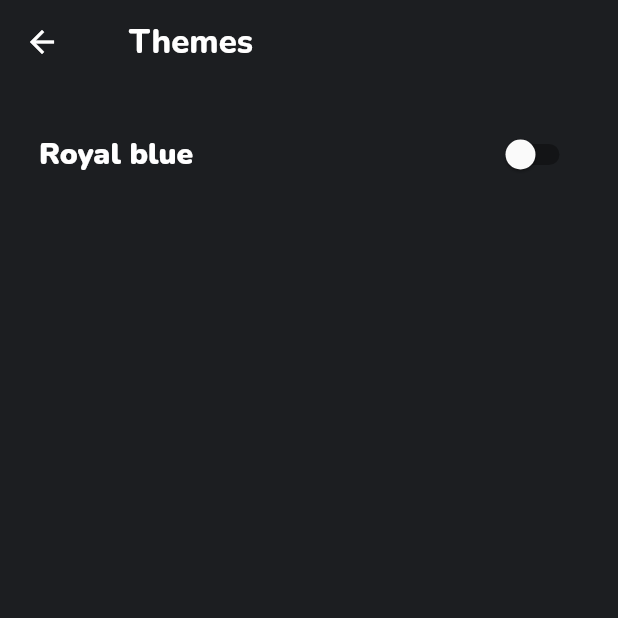
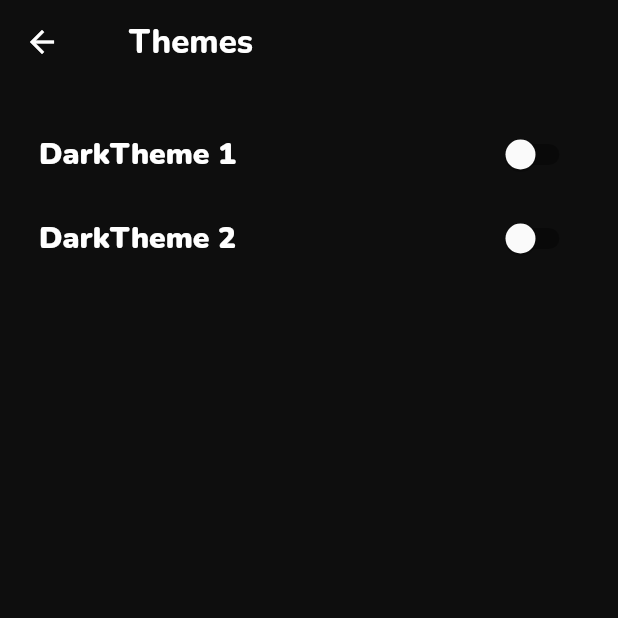
Before and after one commit to yogesh-hackx/Unknown_startup, a Flutter app: the Themes screen opened directly, on a phone screen of 412 x 824 dp, the top half of it. Run offline on Flutter 3.47's test engine with Material 2 defaults, Android fonts, the light colour scheme and no system bars; our stand-ins replace animated_theme_switcher, badges, cached_network_image, chewie, cloud_firestore, file_picker and 16 more; missing offline and left inert: agora_rtc_engine, chat_pickers, flutter_downloader, video_compress, video_thumbnail; accounts and stored records are empty.

Commit message:
theme added

```diff
--- a/lib/main.dart
+++ b/lib/main.dart
@@ -69,25 +69,25 @@ class _MyAppState extends State<MyApp> with WidgetsBindingObserver {
     iconTheme: IconThemeData(
       color: Colors.white,
     ),
-    scaffoldBackgroundColor: Color.fromRGBO(28, 30, 33, 1),
+    scaffoldBackgroundColor: Color.fromRGBO(14, 14, 14, 1),
     appBarTheme: AppBarTheme(
-      color: const Color.fromRGBO(28, 30, 33, 1),
+      color: const Color.fromRGBO(14, 14, 14, 1),
       iconTheme: IconThemeData(
         color: Colors.white,
       ),
     ),
     cardTheme: CardTheme(
-      color: const Color.fromRGBO(64, 72, 92, 1),
+      color: const Color.fromRGBO(29, 30, 34, 1),
     ),
     bannerTheme: MaterialBannerThemeData(
-      backgroundColor: const Color.fromRGBO(76, 147, 241, 1),
+      backgroundColor: const Color.fromRGBO(71, 211, 255, 1),
     ),
     floatingActionButtonTheme: FloatingActionButtonThemeData(
       backgroundColor: const Color.fromRGBO(7, 159, 236, 1),
     ),
     buttonColor: const Color.fromRGBO(7, 159, 236, 1),
     bottomNavigationBarTheme: BottomNavigationBarThemeData(
-      backgroundColor: const Color.fromRGBO(28, 30, 33, 1),
+      backgroundColor: const Color.fromRGBO(14, 14, 14, 1),
       type: BottomNavigationBarType.fixed,
       selectedItemColor: const Color.fromRGBO(7, 159, 236, 1),
       unselectedItemColor: Colors.white,
--- a/lib/screens/users_screen.dart
+++ b/lib/screens/users_screen.dart
@@ -74,6 +74,7 @@ class _ChatScreenUsersState extends State<ChatScreenUsers> {
         child: AppBar(
           automaticallyImplyLeading: false,
           titleSpacing: 30,
+          elevation: 0,
           title: Text(
             "Chats",
             style: Theme.of(context).textTheme.subtitle1,
--- a/lib/widgets/chat_tile.dart
+++ b/lib/widgets/chat_tile.dart
@@ -115,7 +115,7 @@ class _ChatListTileState extends State<ChatListTile> {
                   overflow: TextOverflow.ellipsis,
                   maxLines: 1,
                   style: (widget.unseenMessagesCount != "0"
-                      ? Theme.of(context).textTheme.button
+                      ? Theme.of(context).textTheme.subtitle2
                       : Theme.of(context).textTheme.headline6),
                 ),
                 trailing: (islongPress
--- a/lib/widgets/themes.dart
+++ b/lib/widgets/themes.dart
@@ -8,7 +8,8 @@ class Themes extends StatefulWidget {
 }
 
 class _ThemesState extends State<Themes> {
-  bool isSelected = false;
+  bool isSelected1 = false;
+  bool isSelected2 = false;
   ThemeData color = ThemeData(
     textTheme: TextTheme(
       headline1: GoogleFonts.nunito(
@@ -85,6 +86,82 @@ class _ThemesState extends State<Themes> {
     ),
   );
 
+  ThemeData color1 = ThemeData(
+    textTheme: TextTheme(
+      headline1: GoogleFonts.nunito(
+          color: Colors.white, fontSize: 40, fontWeight: FontWeight.w800),
+      headline2: GoogleFonts.nunito(
+          color: Colors.white70, fontSize: 35, fontWeight: FontWeight.w800),
+      headline3: GoogleFonts.nunito(
+          color: Colors.white, fontSize: 25, fontWeight: FontWeight.w900),
+      headline5: GoogleFonts.nunito(
+          color: Colors.white, fontSize: 17, fontWeight: FontWeight.w800),
+      headline4: GoogleFonts.nunito(
+        color: Color.fromRGBO(255, 196, 145, 1),
+        fontSize: 18,
+        fontWeight: FontWeight.w800,
+      ),
+      headline6: GoogleFonts.nunito(
+        color: const Color.fromRGBO(84, 152, 251, 1),
+        fontSize: 14,
+        fontWeight: FontWeight.w800,
+      ),
+      subtitle1: GoogleFonts.nunito(
+          color: Colors.white, fontSize: 22, fontWeight: FontWeight.w800),
+      subtitle2: GoogleFonts.nunito(
+          color: Colors.white70, fontSize: 14, fontWeight: FontWeight.bold),
+      button: GoogleFonts.nunito(
+        fontSize: 15,
+        color: Colors.white,
+        fontWeight: FontWeight.w800,
+      ),
+      bodyText1: GoogleFonts.nunito(
+        fontSize: 15,
+        color: Colors.white,
+        fontWeight: FontWeight.bold,
+      ),
+      bodyText2: GoogleFonts.nunito(
+        fontSize: 12,
+        color: Colors.white60,
+        fontWeight: FontWeight.w800,
+      ),
+      caption: GoogleFonts.nunito(
+          fontWeight: FontWeight.w900, color: Colors.white, fontSize: 20),
+    ),
+    iconTheme: IconThemeData(
+      color: Colors.white,
+    ),
+    scaffoldBackgroundColor: Color.fromRGBO(32, 36, 66, 1),
+    appBarTheme: AppBarTheme(
+      color: const Color.fromRGBO(32, 36, 66, 1),
+      iconTheme: IconThemeData(
+        color: Colors.white,
+      ),
+    ),
+    cardTheme: CardTheme(
+      color: const Color.fromRGBO(37, 41, 74, 1),
+    ),
+    bannerTheme: MaterialBannerThemeData(
+      backgroundColor: const Color.fromRGBO(99, 133, 239, 1),
+    ),
+    floatingActionButtonTheme: FloatingActionButtonThemeData(
+      backgroundColor: const Color.fromRGBO(99, 133, 239, 1),
+    ),
+    buttonColor: const Color.fromRGBO(99, 133, 239, 1),
+    bottomNavigationBarTheme: BottomNavigationBarThemeData(
+      backgroundColor: const Color.fromRGBO(32, 36, 66, 1),
+      type: BottomNavigationBarType.fixed,
+      selectedItemColor: const Color.fromRGBO(99, 133, 239, 1),
+      unselectedItemColor: Colors.white70,
+      selectedLabelStyle: GoogleFonts.nunito(
+        fontWeight: FontWeight.bold,
+      ),
+      unselectedLabelStyle: GoogleFonts.nunito(
+        fontWeight: FontWeight.bold,
+      ),
+    ),
+  );
+
   @override
   Widget build(BuildContext context) {
     return Scaffold(
@@ -108,17 +185,41 @@ class _ThemesState extends State<Themes> {
               child: ThemeSwitcher(
                 builder: (context) {
                   return SwitchListTile(
-                    value: isSelected,
+                    value: isSelected1,
                     onChanged: (bool newValue) {
                       setState(() {
-                        isSelected = newValue;
+                        isSelected1 = newValue;
                         ThemeSwitcher.of(context).changeTheme(
                           theme: color,
                         );
                       });
                     },
                     title: Text(
-                      "Royal blue",
+                      "DarkTheme 1",
+                      style: Theme.of(context).textTheme.caption,
+                    ),
+                  );
+                },
+              ),
+            ),
+          ),
+          Container(
+            child: ClipRRect(
+              borderRadius: BorderRadius.circular(5),
+              child: ThemeSwitcher(
+                builder: (context) {
+                  return SwitchListTile(
+                    value: isSelected2,
+                    onChanged: (bool newValue) {
+                      setState(() {
+                        isSelected2 = newValue;
+                        ThemeSwitcher.of(context).changeTheme(
+                          theme: color1,
+                        );
+                      });
+                    },
+                    title: Text(
+                      "DarkTheme 2",
                       style: Theme.of(context).textTheme.caption,
                     ),
                   );
```
Also changed, not shown: lib/screens/status_screen.dart (+132 -134 lines).
